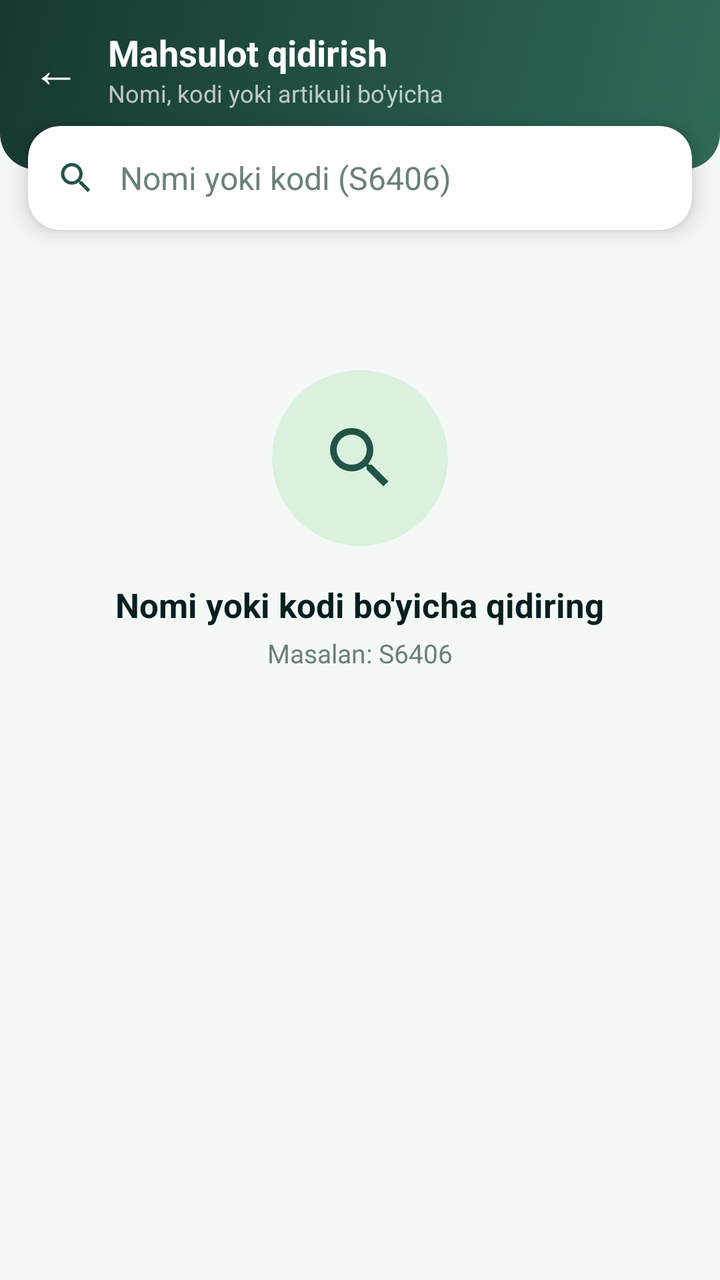
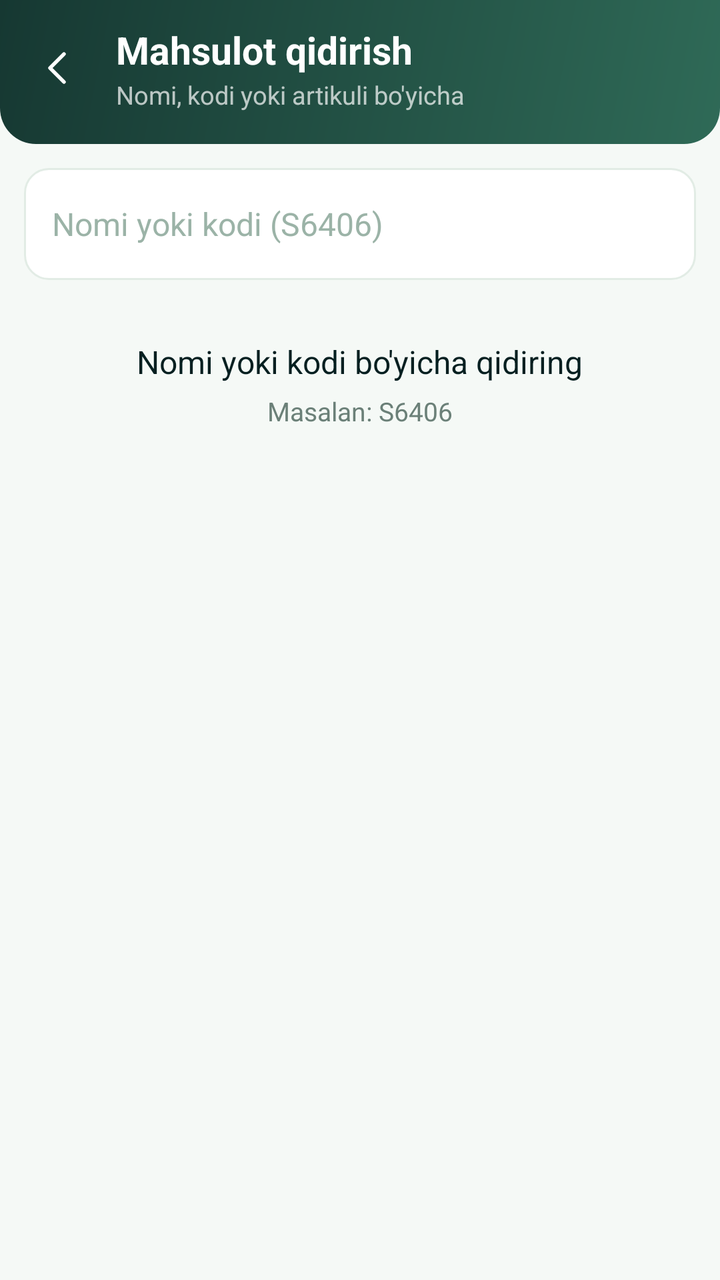

Before-and-after screenshots of an Android layout around one commit, followed by the original layout XML and the change that was made.
<!-- AndroidManifest.xml: application theme Theme.SevimliTZD -->
<!-- res/layout/activity_product_search.xml -->
<?xml version="1.0" encoding="utf-8"?>
<LinearLayout xmlns:android="http://schemas.android.com/apk/res/android"
    xmlns:app="http://schemas.android.com/apk/res-auto"
    android:layout_width="match_parent"
    android:layout_height="match_parent"
    android:orientation="vertical"
    android:background="@color/bg_light">

    <LinearLayout
        android:layout_width="match_parent"
        android:layout_height="wrap_content"
        android:orientation="horizontal"
        android:gravity="center_vertical"
        android:background="@drawable/bg_header"
        android:paddingStart="16dp"
        android:paddingEnd="16dp"
        android:paddingTop="14dp"
        android:paddingBottom="30dp">

        <TextView
            android:id="@+id/btnBack"
            android:layout_width="wrap_content"
            android:layout_height="wrap_content"
            android:text="←"
            android:textColor="@color/white"
            android:textSize="24sp"
            android:paddingEnd="14dp" />

        <LinearLayout
            android:layout_width="0dp"
            android:layout_height="wrap_content"
            android:layout_weight="1"
            android:orientation="vertical">

            <TextView
                android:layout_width="wrap_content"
                android:layout_height="wrap_content"
                android:text="Mahsulot qidirish"
                android:textColor="@color/white"
                android:textSize="18sp"
                android:textStyle="bold" />

            <TextView
                android:layout_width="wrap_content"
                android:layout_height="wrap_content"
                android:text="Nomi, kodi yoki artikuli bo'yicha"
                android:textColor="@color/white70"
                android:textSize="12sp" />
        </LinearLayout>
    </LinearLayout>

    <androidx.cardview.widget.CardView
        android:layout_width="match_parent"
        android:layout_height="wrap_content"
        android:layout_marginStart="14dp"
        android:layout_marginEnd="14dp"
        android:layout_marginTop="-22dp"
        app:cardCornerRadius="16dp"
        app:cardElevation="6dp"
        app:cardBackgroundColor="@color/white">

        <LinearLayout
            android:layout_width="match_parent"
            android:layout_height="wrap_content"
            android:orientation="horizontal"
            android:gravity="center_vertical"
            android:paddingStart="14dp"
            android:paddingEnd="6dp">

            <ImageView
                android:layout_width="20dp"
                android:layout_height="20dp"
                android:src="@drawable/ic_search"
                app:tint="@color/brand" />

            <EditText
                android:id="@+id/search"
                android:layout_width="0dp"
                android:layout_height="52dp"
                android:layout_weight="1"
                android:background="@null"
                android:hint="Nomi yoki kodi (S6406)"
                android:inputType="text"
                android:maxLines="1"
                android:paddingStart="12dp"
                android:paddingEnd="6dp"
                android:textColor="@color/text_dark"
                android:textColorHint="@color/text_gray"
                android:textSize="16sp" />

            <ImageView
                android:id="@+id/btnClear"
                android:layout_width="38dp"
                android:layout_height="38dp"
                android:padding="9dp"
                android:src="@drawable/ic_close"
                android:visibility="gone"
                app:tint="@color/text_gray" />
        </LinearLayout>
    </androidx.cardview.widget.CardView>

    <LinearLayout
        android:id="@+id/hint"
        android:layout_width="match_parent"
        android:layout_height="wrap_content"
        android:orientation="vertical"
        android:gravity="center"
        android:paddingTop="70dp">

        <FrameLayout
            android:layout_width="88dp"
            android:layout_height="88dp"
            android:background="@drawable/bg_icon_circle">

            <ImageView
                android:layout_width="40dp"
                android:layout_height="40dp"
                android:layout_gravity="center"
                android:src="@drawable/ic_search"
                app:tint="@color/brand" />
        </FrameLayout>

        <TextView
            android:id="@+id/hintTitle"
            android:layout_width="wrap_content"
            android:layout_height="wrap_content"
            android:layout_marginTop="18dp"
            android:text="Nomi yoki kodi bo'yicha qidiring"
            android:textColor="@color/text_dark"
            android:textSize="17sp"
            android:textStyle="bold" />

        <TextView
            android:id="@+id/hintSub"
            android:layout_width="wrap_content"
            android:layout_height="wrap_content"
            android:layout_marginTop="4dp"
            android:text="Masalan: S6406"
            android:textColor="@color/text_gray"
            android:textSize="13sp" />
    </LinearLayout>

    <ProgressBar
        android:id="@+id/loading"
        android:layout_width="30dp"
        android:layout_height="30dp"
        android:layout_gravity="center_horizontal"
        android:layout_marginTop="28dp"
        android:indeterminateTint="@color/brand"
        android:visibility="gone" />

    <ScrollView
        android:layout_width="match_parent"
        android:layout_height="0dp"
        android:layout_weight="1"
        android:overScrollMode="never">

        <LinearLayout
            android:id="@+id/list"
            android:layout_width="match_parent"
            android:layout_height="wrap_content"
            android:orientation="vertical"
            android:paddingStart="14dp"
            android:paddingEnd="14dp"
            android:paddingTop="14dp"
            android:paddingBottom="14dp" />
    </ScrollView>
</LinearLayout>
<!-- resources referenced by this layout -->
<resources>
  <color name="bg_light">#F5F9F6</color>
  <color name="brand">#235347</color>
  <color name="text_dark">#051F20</color>
  <color name="text_gray">#6B8078</color>
  <color name="white">#FFFFFF</color>
  <color name="white70">#B3FFFFFF</color>
  <!-- drawable bg_icon_circle (drawable) -->
  <shape xmlns:android="http://schemas.android.com/apk/res/android" android:shape="oval">
      <solid android:color="@color/brand_tint"/>
  </shape>
  <!-- drawable ic_close (drawable) -->
  <vector xmlns:android="http://schemas.android.com/apk/res/android"
      android:width="24dp" android:height="24dp"
      android:viewportWidth="24" android:viewportHeight="24">
      <path android:fillColor="#FF000000"
          android:pathData="M19,6.41L17.59,5L12,10.59L6.41,5L5,6.41L10.59,12L5,17.59L6.41,19L12,13.41L17.59,19L19,17.59L13.41,12L19,6.41Z"/>
  </vector>
  <!-- drawable ic_search (drawable) -->
  <vector xmlns:android="http://schemas.android.com/apk/res/android"
      android:width="24dp" android:height="24dp"
      android:viewportWidth="24" android:viewportHeight="24">
      <path android:fillColor="#FF000000"
          android:pathData="M9.5,3A6.5,6.5 0 0,1 16,9.5C16,11.11 15.41,12.59 14.44,13.73L14.71,14H15.5L20.5,19L19,20.5L14,15.5V14.71L13.73,14.44C12.59,15.41 11.11,16 9.5,16A6.5,6.5 0 0,1 3,9.5A6.5,6.5 0 0,1 9.5,3M9.5,5C7,5 5,7 5,9.5C5,12 7,14 9.5,14C12,14 14,12 14,9.5C14,7 12,5 9.5,5Z"/>
  </vector>
  <color name="brand_soft">#2F6A57</color>
  <color name="brand_dark">#163832</color>
  <color name="brand_tint">#DAF1DE</color>
  <!-- drawable j_dialog_bg (drawable) -->
  <?xml version="1.0" encoding="utf-8"?>
  <shape xmlns:android="http://schemas.android.com/apk/res/android" android:shape="rectangle">
      <solid android:color="@color/white"/>
      <corners android:radius="20dp"/>
  </shape>
  <style name="JamlovDialogTitle" parent="android:TextAppearance.Material.DialogWindowTitle">
          <item name="android:textSize">19sp</item>
          <item name="android:textStyle">bold</item>
          <item name="android:textColor">@color/text_dark</item>
      </style>
  <!-- unchanged entries left out for length: 4 -->
</resources>

<!-- the commit's change to res/layout/activity_product_search.xml (unified diff, before → after) -->
@@ -12,132 +12,87 @@
         android:orientation="horizontal"
         android:gravity="center_vertical"
         android:background="@drawable/bg_header"
-        android:paddingStart="16dp"
-        android:paddingEnd="16dp"
-        android:paddingTop="14dp"
-        android:paddingBottom="30dp">
+        android:paddingStart="6dp"
+        android:paddingEnd="8dp"
+        android:paddingTop="10dp"
+        android:paddingBottom="14dp">
 
-        <TextView
+        <ImageView
             android:id="@+id/btnBack"
-            android:layout_width="wrap_content"
-            android:layout_height="wrap_content"
-            android:text="←"
-            android:textColor="@color/white"
-            android:textSize="24sp"
-            android:paddingEnd="14dp" />
+            android:layout_width="48dp"
+            android:layout_height="48dp"
+            android:padding="12dp"
+            android:src="@drawable/j_ic_back"
+            app:tint="@color/white"
+            android:background="?attr/selectableItemBackgroundBorderless"
+            android:contentDescription="Orqaga" />
 
         <LinearLayout
             android:layout_width="0dp"
             android:layout_height="wrap_content"
             android:layout_weight="1"
+            android:layout_marginStart="4dp"
             android:orientation="vertical">
 
             <TextView
-                android:layout_width="wrap_content"
-                android:layout_height="wrap_content"
-                android:text="Mahsulot qidirish"
-                android:textColor="@color/white"
-                android:textSize="18sp"
-                android:textStyle="bold" />
+                style="@style/J.HeadTitle"
+                android:text="Mahsulot qidirish" />
 
             <TextView
-                android:layout_width="wrap_content"
-                android:layout_height="wrap_content"
-                android:text="Nomi, kodi yoki artikuli bo'yicha"
-                android:textColor="@color/white70"
-                android:textSize="12sp" />
+                style="@style/J.HeadSub"
+                android:layout_marginTop="1dp"
+                android:text="Nomi, kodi yoki artikuli bo'yicha" />
         </LinearLayout>
+
     </LinearLayout>
 
-    <androidx.cardview.widget.CardView
+    <FrameLayout
         android:layout_width="match_parent"
         android:layout_height="wrap_content"
-        android:layout_marginStart="14dp"
-        android:layout_marginEnd="14dp"
-        android:layout_marginTop="-22dp"
-        app:cardCornerRadius="16dp"
-        app:cardElevation="6dp"
-        app:cardBackgroundColor="@color/white">
+        android:layout_marginStart="12dp"
+        android:layout_marginEnd="12dp"
+        android:layout_marginTop="12dp">
 
-        <LinearLayout
-            android:layout_width="match_parent"
-            android:layout_height="wrap_content"
-            android:orientation="horizontal"
-            android:gravity="center_vertical"
-            android:paddingStart="14dp"
-            android:paddingEnd="6dp">
+        <EditText
+            android:id="@+id/search"
+            style="@style/J.Field"
+            android:hint="Nomi yoki kodi (S6406)"
+            android:inputType="text"
+            android:imeOptions="actionSearch"
+            android:paddingEnd="52dp"
+            android:importantForAutofill="no" />
 
-            <ImageView
-                android:layout_width="20dp"
-                android:layout_height="20dp"
-                android:src="@drawable/ic_search"
-                app:tint="@color/brand" />
-
-            <EditText
-                android:id="@+id/search"
-                android:layout_width="0dp"
-                android:layout_height="52dp"
-                android:layout_weight="1"
-                android:background="@null"
-                android:hint="Nomi yoki kodi (S6406)"
-                android:inputType="text"
-                android:maxLines="1"
-                android:paddingStart="12dp"
-                android:paddingEnd="6dp"
-                android:textColor="@color/text_dark"
-                android:textColorHint="@color/text_gray"
-                android:textSize="16sp" />
-
-            <ImageView
-                android:id="@+id/btnClear"
-                android:layout_width="38dp"
-                android:layout_height="38dp"
-                android:padding="9dp"
-                android:src="@drawable/ic_close"
-                android:visibility="gone"
-                app:tint="@color/text_gray" />
-        </LinearLayout>
-    </androidx.cardview.widget.CardView>
+        <ImageView
+            android:id="@+id/btnClear"
+            android:layout_width="48dp"
+            android:layout_height="48dp"
+            android:layout_gravity="end|center_vertical"
+            android:padding="14dp"
+            android:src="@drawable/ic_close"
+            app:tint="#9BB3A7"
+            android:background="?attr/selectableItemBackgroundBorderless"
+            android:visibility="gone"
+            android:contentDescription="Tozalash" />
+    </FrameLayout>
 
     <LinearLayout
         android:id="@+id/hint"
         android:layout_width="match_parent"
         android:layout_height="wrap_content"
         android:orientation="vertical"
-        android:gravity="center"
-        android:paddingTop="70dp">
-
-        <FrameLayout
-            android:layout_width="88dp"
-            android:layout_height="88dp"
-            android:background="@drawable/bg_icon_circle">
-
-            <ImageView
-                android:layout_width="40dp"
-                android:layout_height="40dp"
-                android:layout_gravity="center"
-                android:src="@drawable/ic_search"
-                app:tint="@color/brand" />
-        </FrameLayout>
+        android:gravity="center_horizontal"
+        android:padding="30dp">
 
         <TextView
             android:id="@+id/hintTitle"
-            android:layout_width="wrap_content"
-            android:layout_height="wrap_content"
-            android:layout_marginTop="18dp"
-            android:text="Nomi yoki kodi bo'yicha qidiring"
-            android:textColor="@color/text_dark"
-            android:textSize="17sp"
-            android:textStyle="bold" />
+            style="@style/J.Body"
+            android:text="Nomi yoki kodi bo'yicha qidiring" />
 
         <TextView
             android:id="@+id/hintSub"
-            android:layout_width="wrap_content"
-            android:layout_height="wrap_content"
-            android:layout_marginTop="4dp"
-            android:text="Masalan: S6406"
-            android:textColor="@color/text_gray"
-            android:textSize="13sp" />
+            style="@style/J.Sub"
+            android:layout_marginTop="5dp"
+            android:text="Masalan: S6406" />
     </LinearLayout>
 
     <ProgressBar
@@ -145,7 +100,7 @@
         android:layout_width="30dp"
         android:layout_height="30dp"
         android:layout_gravity="center_horizontal"
-        android:layout_marginTop="28dp"
+        android:layout_margin="12dp"
         android:indeterminateTint="@color/brand"
         android:visibility="gone" />
 
@@ -162,7 +117,6 @@
             android:orientation="vertical"
             android:paddingStart="14dp"
             android:paddingEnd="14dp"
-            android:paddingTop="14dp"
             android:paddingBottom="14dp" />
     </ScrollView>
 </LinearLayout>
<!-- resource entries referenced after the edit -->
@@ -3,13 +3,15 @@
   <color name="bg_light">#F5F9F6</color>
   <color name="brand">#235347</color>
   <color name="text_dark">#051F20</color>
+  <!-- drawable j_field (drawable) -->
+  <shape xmlns:android="http://schemas.android.com/apk/res/android" android:shape="rectangle">
+      <solid android:color="@color/white"/>
+      <corners android:radius="12dp"/>
+      <stroke android:width="1dp" android:color="@color/card_stroke"/></shape>
   <color name="text_gray">#6B8078</color>
+  <color name="card_stroke">#E2ECE5</color>
   <color name="white">#FFFFFF</color>
   <color name="white70">#B3FFFFFF</color>
-  <!-- drawable bg_icon_circle (drawable) -->
-  <shape xmlns:android="http://schemas.android.com/apk/res/android" android:shape="oval">
-      <solid android:color="@color/brand_tint"/>
-  </shape>
   <!-- drawable ic_close (drawable) -->
   <vector xmlns:android="http://schemas.android.com/apk/res/android"
       android:width="24dp" android:height="24dp"
@@ -17,16 +19,51 @@
       <path android:fillColor="#FF000000"
           android:pathData="M19,6.41L17.59,5L12,10.59L6.41,5L5,6.41L10.59,12L5,17.59L6.41,19L12,13.41L17.59,19L19,17.59L13.41,12L19,6.41Z"/>
   </vector>
-  <!-- drawable ic_search (drawable) -->
+  <!-- drawable j_ic_back (drawable) -->
   <vector xmlns:android="http://schemas.android.com/apk/res/android"
       android:width="24dp" android:height="24dp"
-      android:viewportWidth="24" android:viewportHeight="24">
-      <path android:fillColor="#FF000000"
-          android:pathData="M9.5,3A6.5,6.5 0 0,1 16,9.5C16,11.11 15.41,12.59 14.44,13.73L14.71,14H15.5L20.5,19L19,20.5L14,15.5V14.71L13.73,14.44C12.59,15.41 11.11,16 9.5,16A6.5,6.5 0 0,1 3,9.5A6.5,6.5 0 0,1 9.5,3M9.5,5C7,5 5,7 5,9.5C5,12 7,14 9.5,14C12,14 14,12 14,9.5C14,7 12,5 9.5,5Z"/>
+      android:viewportWidth="24" android:viewportHeight="24"
+      android:tint="@color/brand">
+      <path android:pathData="M14,5 L7,12 L14,19" android:strokeColor="#FF000000" android:strokeWidth="1.8" android:strokeLineCap="round" android:strokeLineJoin="round" android:fillColor="#00000000"/>
   </vector>
+  <style name="J.Body" parent="">
+          <item name="android:layout_width">wrap_content</item>
+          <item name="android:layout_height">wrap_content</item>
+          <item name="android:textSize">16sp</item>
+          <item name="android:textColor">@color/text_dark</item>
+      </style>
+  <style name="J.Field" parent="">
+          <item name="android:layout_width">match_parent</item>
+          <item name="android:layout_height">56dp</item>
+          <item name="android:background">@drawable/j_field</item>
+          <item name="android:paddingStart">14dp</item>
+          <item name="android:paddingEnd">14dp</item>
+          <item name="android:textSize">16sp</item>
+          <item name="android:textColor">@color/text_dark</item>
+          <item name="android:textColorHint">#9BB3A7</item>
+          <item name="android:maxLines">1</item>
+      </style>
+  <style name="J.HeadSub" parent="">
+          <item name="android:layout_width">wrap_content</item>
+          <item name="android:layout_height">wrap_content</item>
+          <item name="android:textSize">12.5sp</item>
+          <item name="android:textColor">@color/white70</item>
+      </style>
+  <style name="J.HeadTitle" parent="">
+          <item name="android:layout_width">wrap_content</item>
+          <item name="android:layout_height">wrap_content</item>
+          <item name="android:textSize">19sp</item>
+          <item name="android:textStyle">bold</item>
+          <item name="android:textColor">@color/white</item>
+      </style>
+  <style name="J.Sub" parent="">
+          <item name="android:layout_width">wrap_content</item>
+          <item name="android:layout_height">wrap_content</item>
+          <item name="android:textSize">13sp</item>
+          <item name="android:textColor">@color/text_gray</item>
+      </style>
   <color name="brand_soft">#2F6A57</color>
   <color name="brand_dark">#163832</color>
-  <color name="brand_tint">#DAF1DE</color>
   <!-- drawable j_dialog_bg (drawable) -->
   <?xml version="1.0" encoding="utf-8"?>
   <shape xmlns:android="http://schemas.android.com/apk/res/android" android:shape="rectangle">
